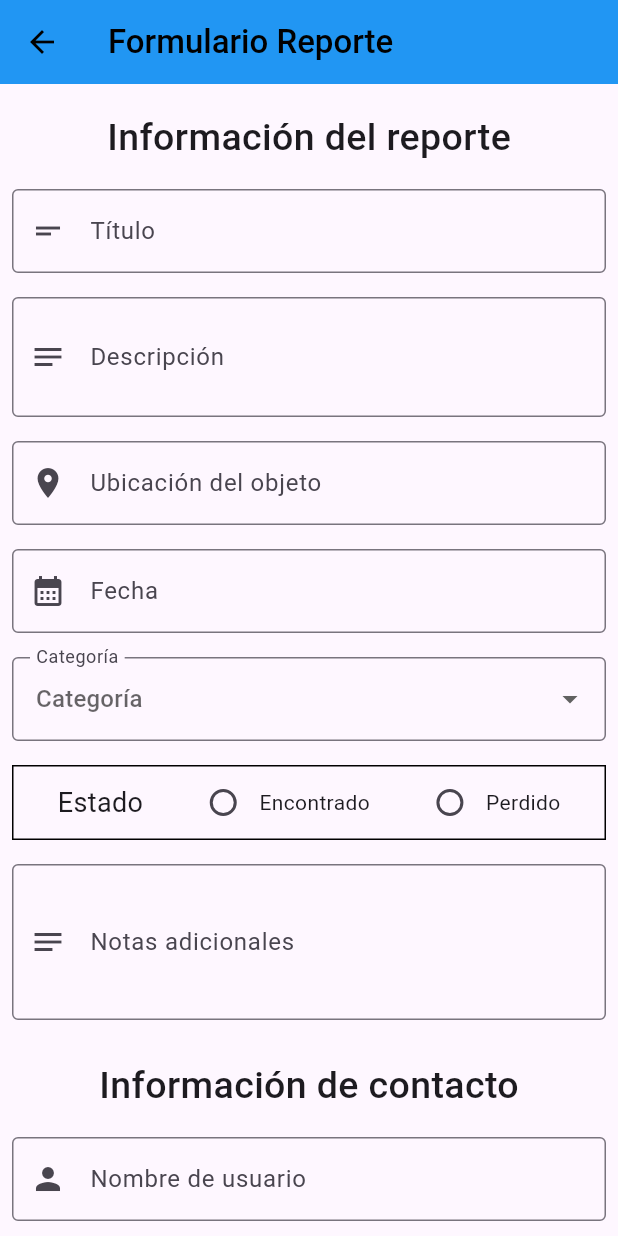
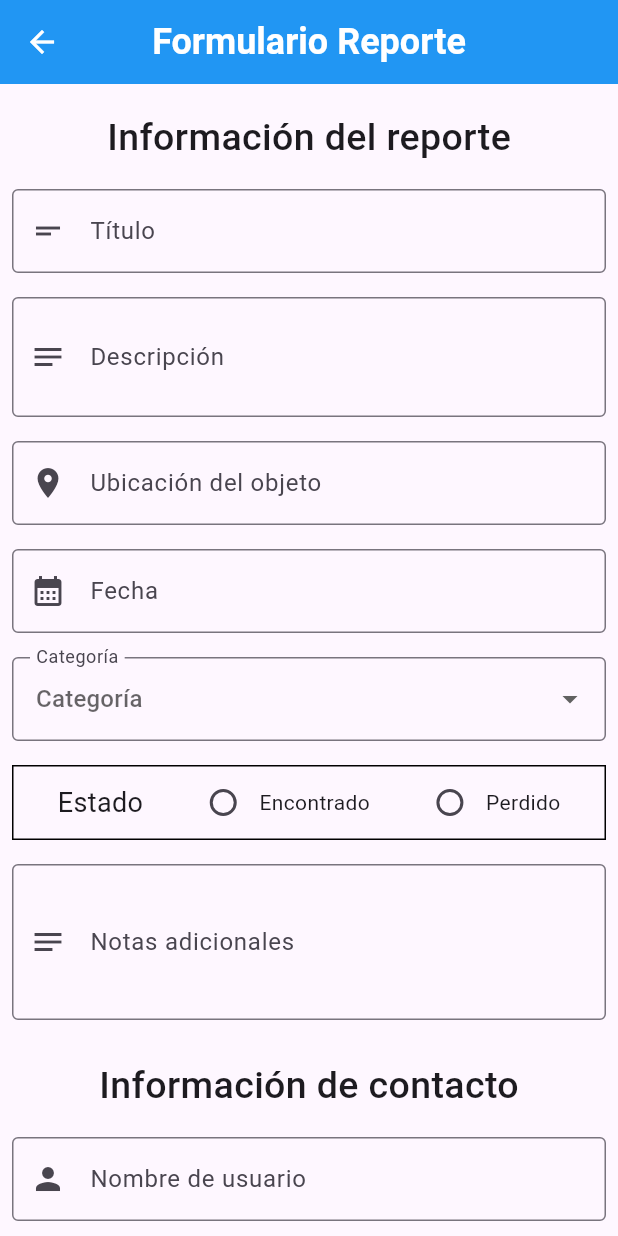
Before and after one commit to jmonsalve622/Proyecto-Ing-SW-10, a Flutter app: the screen it shows after launch, after a tap on "Crear Reporte", on a phone screen of 412 x 824 dp. Run offline on Flutter 3.47's test engine with Material 3 defaults, Android fonts, the light colour scheme and no system bars; network calls fail.

Commit message:
update al estilo del menu

```diff
--- a/lib/pages/create_report_page.dart
+++ b/lib/pages/create_report_page.dart
@@ -32,9 +32,10 @@ class _CreateReportPageState extends State<CreateReportPage> {
     return Scaffold(
       appBar: AppBar(
         backgroundColor: Colors.blue,
-        foregroundColor: Colors.black,
+        foregroundColor: Colors.white,
         title: const Text("Formulario Reporte",
-            style: TextStyle(fontWeight: FontWeight.w500)),
+            style: TextStyle(fontSize: 24, fontWeight: FontWeight.bold)),
+        centerTitle: true,
       ),
       body: SingleChildScrollView(
         child: Column(
--- a/lib/pages/home_page.dart
+++ b/lib/pages/home_page.dart
@@ -16,17 +16,30 @@ class _HomePageState extends State<HomePage> {
   Widget build(BuildContext context) {
     return Scaffold(
       appBar: AppBar(
+        foregroundColor: Colors.white,
+        title: Text("Menú Principal", style: TextStyle(fontSize: 24, fontWeight: FontWeight.bold),),
         backgroundColor: Colors.blue,
-        foregroundColor: Colors.black,
-        title: Text("Menú Principal"),
+        elevation: 1,
+        centerTitle: true,
       ),
       body: Center(
+        child:Container(
+          height: 200,
+          width: 200,
+          decoration: BoxDecoration(
+            borderRadius: BorderRadius.circular(12),
+            color: Colors.blue,
+          ),
         child: Column(
           mainAxisAlignment: MainAxisAlignment.center,
           children: [
             // Boton para crear reporte
             ElevatedButton(
-              child: const Text("Crear Reporte"),
+              style: ElevatedButton.styleFrom(
+                backgroundColor: Colors.white,
+                foregroundColor: Colors.blue,
+              ),
+              child: const Text("Crear Reporte",),
               onPressed: () async {
                 await Navigator.push(
                   context,
@@ -41,6 +54,10 @@ class _HomePageState extends State<HomePage> {
 
             // Boton para ver reportes
             ElevatedButton(
+              style: ElevatedButton.styleFrom(
+                backgroundColor: Colors.white,
+                foregroundColor: Colors.blue,
+              ),
               child: const Text("Ver Reportes"),
               onPressed: () {
                 Navigator.push(
@@ -55,6 +72,7 @@ class _HomePageState extends State<HomePage> {
             ),
           ],
         ),
+        ),
       ),
     );
   }
--- a/lib/pages/lista_reportes_page.dart
+++ b/lib/pages/lista_reportes_page.dart
@@ -225,15 +225,16 @@ class ListaReportesScreen extends StatelessWidget {
   Widget build(BuildContext context) {
     return Scaffold(
       appBar: AppBar(
-        title: const Text("Reportes actuales"),
+        title: const Text("Reportes actuales",style: TextStyle(fontSize: 24, fontWeight: FontWeight.bold)),
+        centerTitle: true,
         backgroundColor: Colors.blue,
-        foregroundColor: Colors.black,
+        foregroundColor: Colors.white,
       ),
 
       body: reportesActuales.isEmpty
           ? const Center(
         child: Text("No hay reportes ingresados todavía.",
-          style: TextStyle(fontSize: 18, color: Colors.white),
+          style: TextStyle(fontSize: 18, color: Colors.black),
         ),
       )
           : BuildReportesGrid(
--- a/lib/pages/report_page.dart
+++ b/lib/pages/report_page.dart
@@ -17,10 +17,11 @@ class _ReportPageState extends State<ReportPage> {
   @override
   Widget build(BuildContext context) {
     return Scaffold(
+
       appBar: AppBar(
         title: Text(widget.report.title),
         backgroundColor: Colors.blue,
-        foregroundColor: Colors.black,
+        foregroundColor: Colors.white,
       ),
       body: SingleChildScrollView(
         child: Padding(
```
